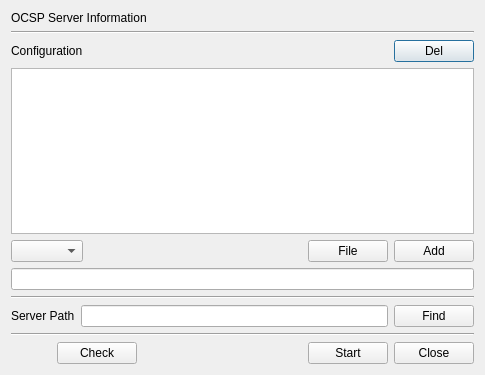
First picture: the form in CertMan/ocsp_srv_dlg.ui, repository jykim74/CertMan, before the edit.
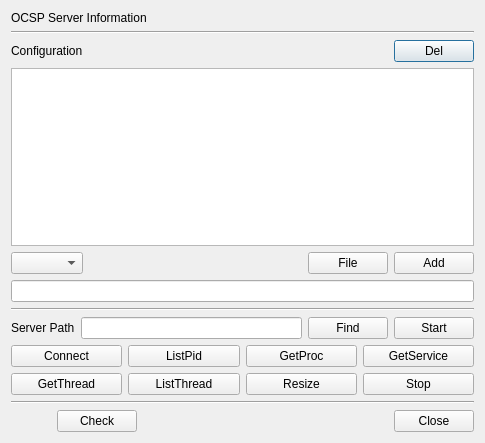
Second picture: the form after the edit. Icons and pictures are not drawn.

Commit message: 서버 관리 기능 추가

```diff
--- a/CertMan/ocsp_srv_dlg.ui
+++ b/CertMan/ocsp_srv_dlg.ui
@@ -7,7 +7,7 @@
     <x>0</x>
     <y>0</y>
     <width>485</width>
-    <height>375</height>
+    <height>443</height>
    </rect>
   </property>
   <property name="windowTitle">
@@ -118,16 +118,6 @@
      <property name="topMargin">
       <number>0</number>
      </property>
-     <item row="0" column="1">
-      <widget class="QLineEdit" name="mServerPathText"/>
-     </item>
-     <item row="0" column="0">
-      <widget class="QLabel" name="label_3">
-       <property name="text">
-        <string>Server Path</string>
-       </property>
-      </widget>
-     </item>
      <item row="0" column="2">
       <widget class="QPushButton" name="mFindBtn">
        <property name="text">
@@ -135,6 +125,86 @@
        </property>
       </widget>
      </item>
+     <item row="0" column="0">
+      <widget class="QLabel" name="label_3">
+       <property name="text">
+        <string>Server Path</string>
+       </property>
+      </widget>
+     </item>
+     <item row="0" column="1">
+      <widget class="QLineEdit" name="mServerPathText"/>
+     </item>
+     <item row="0" column="3">
+      <widget class="QPushButton" name="mStartBtn">
+       <property name="text">
+        <string>Start</string>
+       </property>
+      </widget>
+     </item>
+    </layout>
+   </item>
+   <item>
+    <layout class="QGridLayout" name="gridLayout_6">
+     <property name="topMargin">
+      <number>0</number>
+     </property>
+     <item row="0" column="2">
+      <widget class="QPushButton" name="mGetProcBtn">
+       <property name="text">
+        <string>GetProc</string>
+       </property>
+      </widget>
+     </item>
+     <item row="0" column="1">
+      <widget class="QPushButton" name="mListPidBtn">
+       <property name="text">
+        <string>ListPid</string>
+       </property>
+      </widget>
+     </item>
+     <item row="0" column="3">
+      <widget class="QPushButton" name="mGetServiceBtn">
+       <property name="text">
+        <string>GetService</string>
+       </property>
+      </widget>
+     </item>
+     <item row="0" column="0">
+      <widget class="QPushButton" name="mConnectBtn">
+       <property name="text">
+        <string>Connect</string>
+       </property>
+      </widget>
+     </item>
+     <item row="1" column="0">
+      <widget class="QPushButton" name="mGetThreadBtn">
+       <property name="text">
+        <string>GetThread</string>
+       </property>
+      </widget>
+     </item>
+     <item row="1" column="1">
+      <widget class="QPushButton" name="mListThreadBtn">
+       <property name="text">
+        <string>ListThread</string>
+       </property>
+      </widget>
+     </item>
+     <item row="1" column="2">
+      <widget class="QPushButton" name="mResizeBtn">
+       <property name="text">
+        <string>Resize</string>
+       </property>
+      </widget>
+     </item>
+     <item row="1" column="3">
+      <widget class="QPushButton" name="mStopBtn">
+       <property name="text">
+        <string>Stop</string>
+       </property>
+      </widget>
+     </item>
     </layout>
    </item>
    <item>
@@ -156,13 +226,6 @@
        </property>
       </widget>
      </item>
-     <item row="0" column="3">
-      <widget class="QPushButton" name="mStartBtn">
-       <property name="text">
-        <string>Start</string>
-       </property>
-      </widget>
-     </item>
      <item row="0" column="2">
       <spacer name="horizontalSpacer">
        <property name="orientation">
```
The commit also changes 2 other files.
